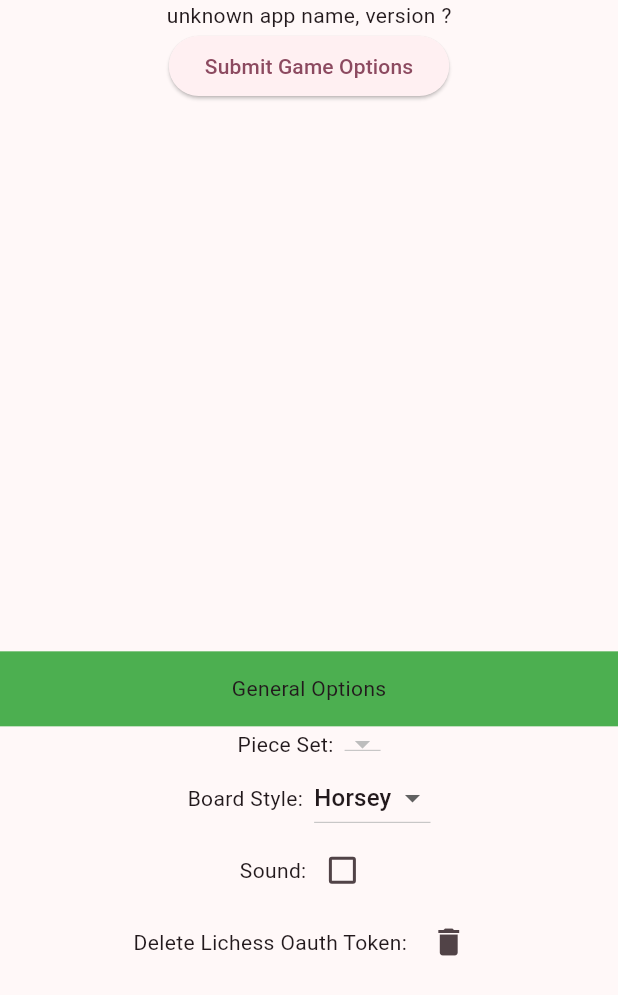
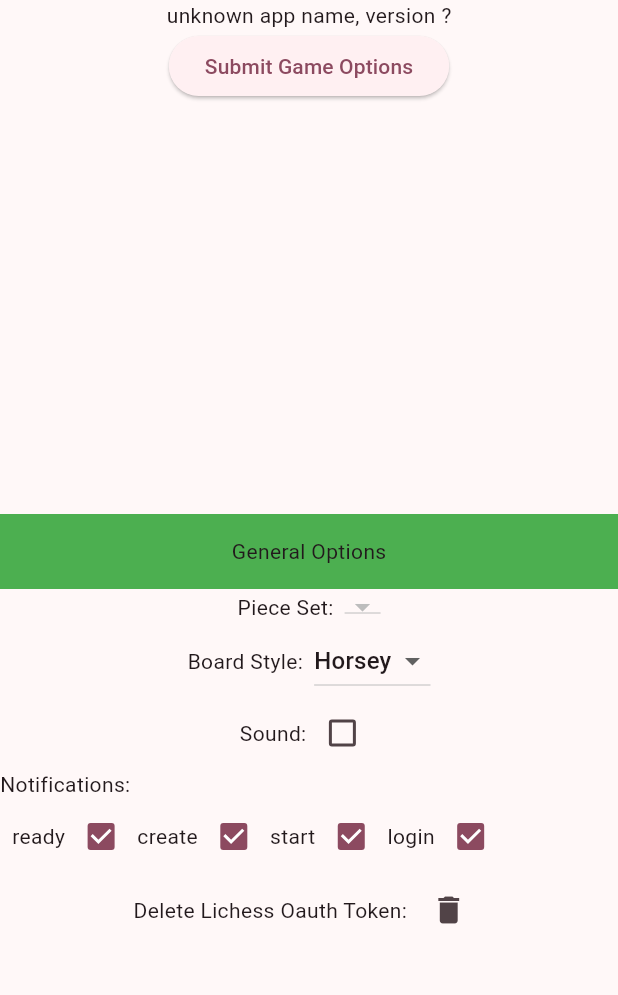
Before and after one commit to JohnChernoff/mole_app, a Flutter app: the OptionsPage widget shown alone on an empty page, opened directly with empty values, on a phone screen of 412 x 824 dp. Shown: the top 995 px of the screen. Run offline on Flutter 3.47's test engine with Material 2 defaults, Android fonts, the phone set to English and light mode, and no system bars; our stand-ins replace audioplayers, fast_immutable_collections, firebase_core, firebase_messaging, numberpicker, package_info_plus and 3 more; missing offline and left inert: chessground, dartchess, oauth2; accounts and stored records are empty; network calls fail; statements that could not run were skipped.

```diff
--- a/lib/main.dart
+++ b/lib/main.dart
@@ -34,7 +34,7 @@ class MoleApp extends StatelessWidget {
   // This widget is the root of your application.
   @override
   Widget build(BuildContext context) {
-    client.logMsg("Building main app...");
+    MoleClient.logMsg("Building main app...");
     return ChangeNotifierProvider(
         create: (context) => client,
         child: MaterialApp(
@@ -182,7 +182,7 @@ class _MoleHomePageState extends State<MoleHomePage> {
   }
 
   void _countdownLoop(int millis) async {
-    widget.client.logMsg("Starting countdown"); //int tick = 0;
+    MoleClient.logMsg("Starting countdown"); //int tick = 0;
     countdown = true;
     while(countdown) {
       int t = selectedPage == Pages.chess ? millis : 1000;
@@ -200,6 +200,6 @@ class _MoleHomePageState extends State<MoleHomePage> {
        //print("tick: ${widget.client.currentGame.countdown.toString()}");
       });
     }
-    widget.client.logMsg("Ending countdown");
+    MoleClient.logMsg("Ending countdown");
   }
 }
--- a/lib/src/mole_client.dart
+++ b/lib/src/mole_client.dart
@@ -15,12 +15,11 @@ import 'dialogs.dart';
 import 'lichess_login.dart';
 import 'mole_sock.dart';
 
-//TODO: obs selected game after leaving, etc.
-
 const kDebugMode = true;
 const noGameTitle = "";
 const initialFen = "rnbqkbnr/pppppppp/8/8/8/8/PPPPPPPP/RNBQKBNR w KQkq - 0 1";
-enum SideToMove { white, black, none}
+enum SideToMove { white, black, none }
+enum NotificationType { ready, create, start, login }
 late final String? pushToken;
 
 class MoleGame {
@@ -46,6 +45,14 @@ class MoleGame {
 }
 
 class MoleClient extends ChangeNotifier {
+
+  Map<String,bool> notifications = {
+    NotificationType.ready.name : true,
+    NotificationType.create.name : true,
+    NotificationType.start.name: true,
+    NotificationType.login.name : true,
+  };
+
   Map<String,Function> functionMap = {};
   Map<String,bool> waitMap = {};
   static const String servString = "serv";
@@ -143,10 +150,6 @@ class MoleClient extends ChangeNotifier {
 
     pushToken = token;
 
-    if (kDebugMode) {
-      logMsg('Registration Token=$token');
-    }
-
     final messageStreamController = BehaviorSubject<RemoteMessage>();
 
     FirebaseMessaging.onMessage.listen((RemoteMessage message) {
@@ -156,8 +159,8 @@ class MoleClient extends ChangeNotifier {
         logMsg('Message notification: ${message.notification?.title}');
         logMsg('Message notification: ${message.notification?.body}');
       }
-
       messageStreamController.sink.add(message);
+      Dialogs.popup(message.notification?.body ?? "Unknown notification");
     });
 
     FirebaseMessaging.onBackgroundMessage(_firebaseMessagingBackgroundHandler);
@@ -507,13 +510,14 @@ class MoleClient extends ChangeNotifier {
     userName = data["name"]; logMsg("Logged in: $userName");
     isLoggedIn = true;
     starting = false;
-    send("push_token",data: pushToken);
+    send("push_token",
+        data: { "token": pushToken, "notifications": notifications });
   }
 
   void loggedOut(data) {
     logMsg("Logged out: $userName");
     isLoggedIn = false;
-    Dialogs.popup("Logged out!  Log back in?").then((ok) {
+    Dialogs.popup("Logged out! Log back in?").then((ok) {
       if (ok) _login();
     });
   }
@@ -522,20 +526,13 @@ class MoleClient extends ChangeNotifier {
     notifyListeners();
   }
 
-  void logMsg(var msg) {
+  void updateNotifications() { //logMsg(jsonEncode(notifications.toString()));
+    send("notify",data: notifications);
+  }
+
+  static void logMsg(var msg) {
     print(msg);
   }
-
-  Future<void> _firebaseMessagingBackgroundHandler(RemoteMessage message) async {
-    if (kDebugMode) {
-      logMsg("Handling a background message: ${message.messageId}");
-      logMsg('Message data: ${message.data}');
-      logMsg('Message notification: ${message.notification?.title}');
-      logMsg('Message notification: ${message.notification?.body}');
-    }
-    await Firebase.initializeApp();
-  }
-
 }
 
 extension HexColor on Color {
@@ -558,3 +555,13 @@ extension HexColor on Color {
       '${green.toRadixString(16).padLeft(2, '0')}'
       '${blue.toRadixString(16).padLeft(2, '0')}';
 }
+
+Future<void> _firebaseMessagingBackgroundHandler(RemoteMessage message) async {
+  if (kDebugMode) {
+    MoleClient.logMsg("Handling a background message: ${message.messageId}");
+    MoleClient.logMsg('Message data: ${message.data}');
+    MoleClient.logMsg('Message notification: ${message.notification?.title}');
+    MoleClient.logMsg('Message notification: ${message.notification?.body}');
+  }
+  await Firebase.initializeApp();
+}
--- a/lib/src/options_page.dart
+++ b/lib/src/options_page.dart
@@ -4,7 +4,7 @@ import 'package:numberpicker/numberpicker.dart';
 import 'mole_client.dart';
 
 class OptionsPage extends StatefulWidget {
-  static int pieceSetIndex = 14;
+  static int pieceSetIndex = 15;
   static String boardColorScheme = "Horsey";
   static Map<String, BoardColorScheme> boardColorSchemes = {
     "Horsey": BoardColorScheme.horsey,
@@ -48,7 +48,7 @@ class _OptionsPageState extends State<OptionsPage> {
             child: const Text("Submit Game Options")),
         SizedBox(
           width: screenWidth,
-          height: screenHeight / 2.25,
+          height: screenHeight / 3,
           child: ListView.builder(
             itemCount: widget.client.options.keys.length,
             itemBuilder: (context, index) {
@@ -128,6 +128,31 @@ class _OptionsPageState extends State<OptionsPage> {
                           })),
                 ],
               ),
+              const Text("Notifications:  "),
+              SizedBox(
+                width: screenWidth,
+                height: 50,
+                child: ListView.separated(
+                  scrollDirection: Axis.horizontal,
+                  padding: const EdgeInsets.all(8),
+                  itemCount: widget.client.notifications.keys.length,
+                  itemBuilder: (BuildContext context, int index) {
+                    return Row(
+                      children: [
+                        Text(widget.client.notifications.keys.elementAt(index)),
+                        Checkbox(
+                            value: widget.client.notifications.values.elementAt(index),
+                            onChanged:(b) => setState(() {
+                              widget.client.notifications[widget.client.notifications.keys.elementAt(index)] = b ?? false;
+                              widget.client.updateNotifications();
+                            })
+                        ),
+                      ],
+                    );
+                  },
+                  separatorBuilder: (BuildContext context, int index) => const Divider(),
+                ),
+              ),
               Row(
                 mainAxisAlignment: MainAxisAlignment.center,
                 children: [
--- a/pubspec.yaml
+++ b/pubspec.yaml
@@ -16,7 +16,7 @@ publish_to: 'none' # Remove this line if you wish to publish to pub.dev
 # https://developer.apple.com/library/archive/documentation/General/Reference/InfoPlistKeyReference/Articles/CoreFoundationKeys.html
 # In Windows, build-name is used as the major, minor, and patch parts
 # of the product and file versions while build-number is used as the build suffix.
-version: 1.1.7+7
+version: 1.2.5+9
 
 environment:
   sdk: '>=3.1.3 <4.0.0'
```
